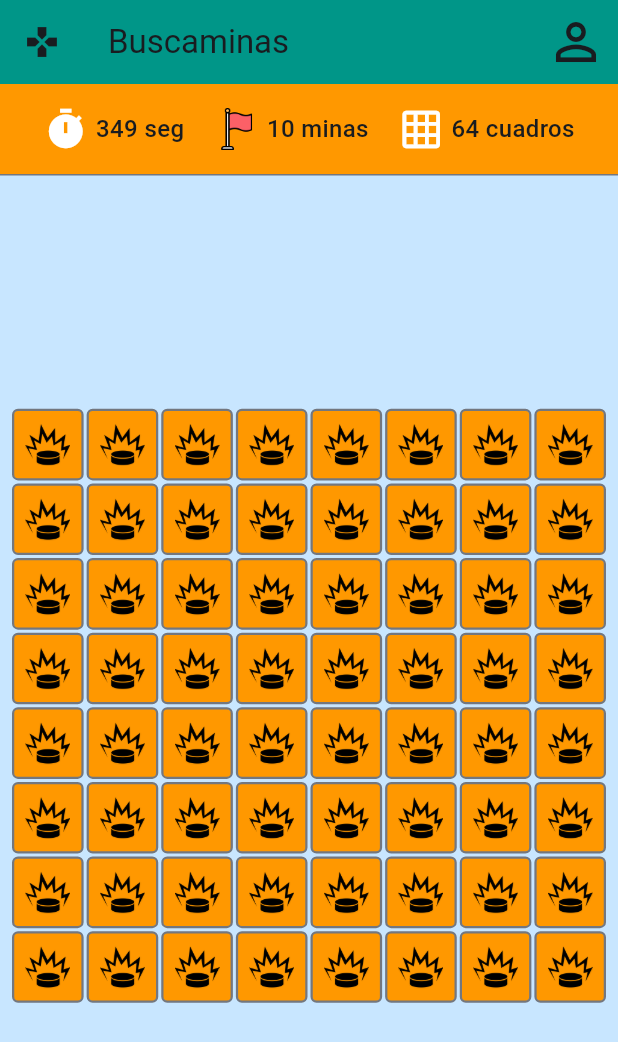
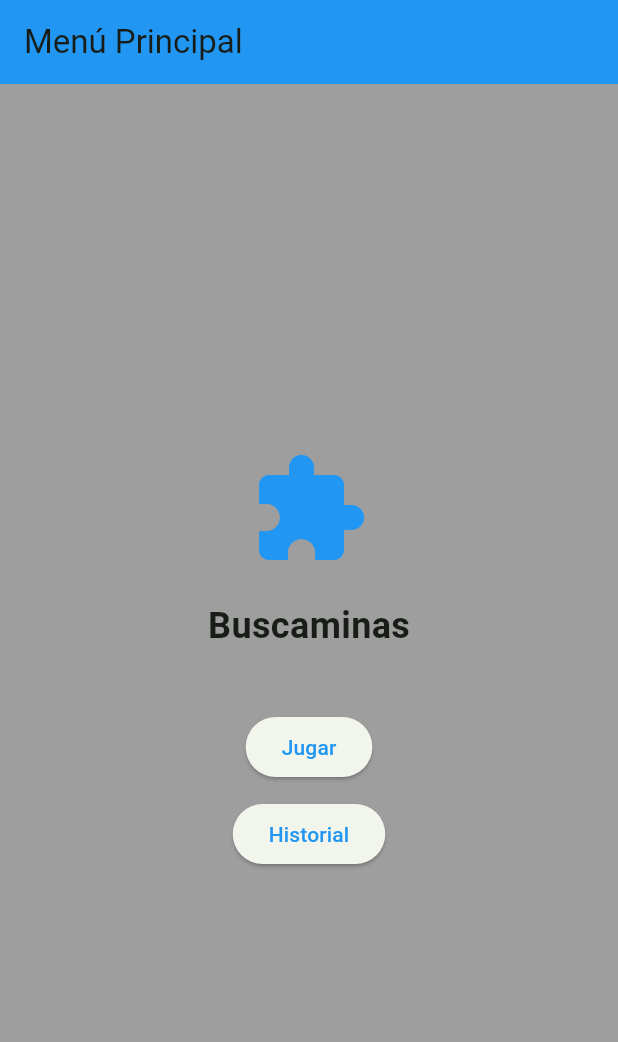
Before and after one commit to RenaLG5/3479A321_2023479013, a Flutter app: the screen it shows after launch, on a phone screen of 412 x 824 dp. Shown: the top 1042 px of the screen. Run offline on Flutter 3.47's test engine with Material 3 defaults, Android fonts, the phone set to English and light mode, and no system bars; our stand-ins replace logger.

Commit message:
Implementación de navegación con rutas y pantalla de menú

```diff
--- a/lib/main.dart
+++ b/lib/main.dart
@@ -1,6 +1,9 @@
 import 'package:flutter/material.dart';
 import 'package:logger/logger.dart';
 import 'ui/screens/minesweeper_screen.dart';
+import 'ui/screens/menu_screen.dart';
+import 'ui/screens/history_screen.dart';
+import 'ui/screens/about.dart';
 
 var logger = Logger();
 
@@ -22,18 +25,21 @@ class MyApp extends StatelessWidget {
 
       theme: ThemeData(
         colorScheme: ColorScheme.fromSeed(
-          seedColor: Colors.blue,
-          primary: Colors.teal,
-          secondary: Colors.orange,
-        ),
-        scaffoldBackgroundColor: const Color.fromARGB(255, 200, 230, 255),
-        textTheme: const TextTheme(
-          bodyMedium: TextStyle(fontSize: 16, fontWeight: FontWeight.w500),
+          seedColor: Colors.green,
+          primary: Colors.blue,
+          secondary: Colors.grey,
         ),
         useMaterial3: true,
       ),
 
-      home: const MinesweeperScreen(),
+      initialRoute: '/menu',
+
+      routes: {
+        '/menu': (context) => const MenuScreen(),
+        '/game': (context) => const MinesweeperScreen(),
+        '/history': (context) => const HistoryScreen(),
+        '/about': (context) => const AboutScreen(),
+      },
     );
   }
 }
--- /dev/null
+++ b/lib/ui/screens/history_screen.dart
@@ -0,0 +1,19 @@
+import 'package:flutter/material.dart';
+
+class HistoryScreen extends StatelessWidget {
+  const HistoryScreen({Key? key}) : super(key: key);
+
+  @override
+  Widget build(BuildContext context) {
+    final theme = Theme.of(context);
+    return Scaffold(
+      appBar: AppBar(
+        title: const Text('Historial'),
+        backgroundColor: theme.colorScheme.primary,
+      ),
+
+      backgroundColor: theme.colorScheme.secondary,
+      body: const Center(child: Text('Aquí irá la lista de partidas')),
+    );
+  }
+}
--- /dev/null
+++ b/lib/ui/screens/menu_screen.dart
@@ -0,0 +1,52 @@
+import 'package:flutter/material.dart';
+
+class MenuScreen extends StatelessWidget {
+  const MenuScreen({Key? key}) : super(key: key);
+
+  @override
+  Widget build(BuildContext context) {
+    final theme = Theme.of(context);
+
+    return Scaffold(
+      appBar: AppBar(
+        title: const Text('Menú Principal'),
+        backgroundColor: theme.colorScheme.primary,
+      ),
+
+      backgroundColor: theme.colorScheme.secondary,
+
+      body: Center(
+        child: Column(
+          mainAxisAlignment: MainAxisAlignment.center,
+          children: [
+            Icon(Icons.extension, size: 80, color: theme.colorScheme.primary),
+
+            const SizedBox(height: 20),
+
+            Text(
+              'Buscaminas',
+              style: theme.textTheme.bodyMedium?.copyWith(
+                fontSize: 24,
+                fontWeight: FontWeight.bold,
+              ),
+            ),
+
+            const SizedBox(height: 40),
+
+            ElevatedButton(
+              onPressed: () => Navigator.pushNamed(context, '/game'),
+              child: const Text('Jugar'),
+            ),
+
+            const SizedBox(height: 10),
+
+            ElevatedButton(
+              onPressed: () => Navigator.pushNamed(context, '/history'),
+              child: const Text('Historial'),
+            ),
+          ],
+        ),
+      ),
+    );
+  }
+}
--- a/lib/ui/screens/minesweeper_screen.dart
+++ b/lib/ui/screens/minesweeper_screen.dart
@@ -1,6 +1,7 @@
 import 'package:flutter/material.dart';
 import '../widgets/mine_cell.dart';
 import 'package:logger/logger.dart';
+import 'history_screen.dart';
 import 'about.dart';
 
 var logger = Logger();
@@ -16,8 +17,12 @@ class MinesweeperScreen extends StatelessWidget {
 
     return Scaffold(
       appBar: AppBar(
+        leading: IconButton(
+          icon: const Icon(Icons.arrow_back),
+          onPressed: () => Navigator.pop(context),
+        ),
         backgroundColor: theme.colorScheme.primary,
-        leading: const Icon(Icons.games),
+        //leading: const Icon(Icons.games),
         title: const Text('Buscaminas'),
 
         actions: [
```
